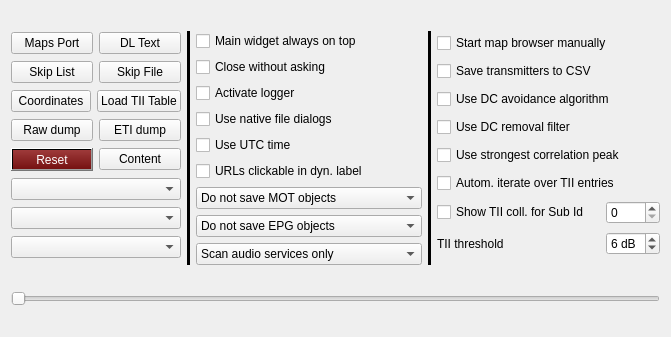
tomneda/DABstar, file src/configuration/configuration.ui: the form before one commit.
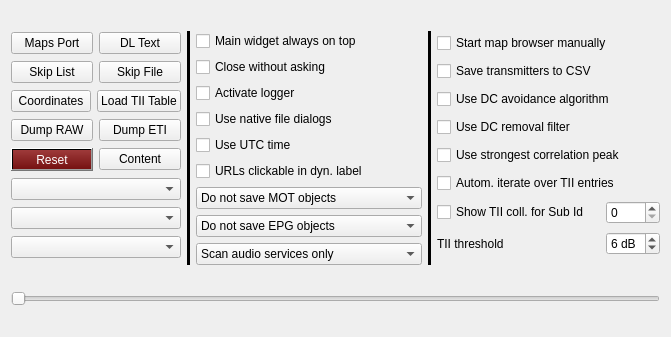
The form after the commit.

Commit message:
Refactor button text handling and removal of unused methods
- Renamed button text strings for clarity and consistency.
- Removed `slot_frame_dump_button_text` and `slot_audio_dump_button_text`.
- Replaced inline styles with `emphasize_pushbutton` helper method.
- Updated all related calls to use the new method.

```diff
--- a/src/configuration/configuration.ui
+++ b/src/configuration/configuration.ui
@@ -101,7 +101,7 @@
             <string>&lt;html&gt;&lt;head/&gt;&lt;body&gt;&lt;p&gt;Push this button to save the raw input. Pushing will cause a menu to appear where a filename can be selected. Please note the big filesizes!&lt;/p&gt;&lt;p&gt;Push again to stop recording. You can reload it by using the file input (*.sdr) option. &lt;/p&gt;&lt;/body&gt;&lt;/html&gt;</string>
            </property>
            <property name="text">
-            <string>Raw dump</string>
+            <string>Dump RAW</string>
            </property>
           </widget>
          </item>
@@ -117,7 +117,7 @@
             <string>&lt;html&gt;&lt;head/&gt;&lt;body&gt;&lt;p&gt;Generate ETI files. &lt;/p&gt;&lt;p&gt;Note that building up an ETI file requires quite some resources.&lt;/p&gt;&lt;p&gt;Touching that button shows a fileselection menu, after selecting a file the content of the ensemble is sent in ETi format to the file. The eti session stops when the eti button is touched again, or switching to another channel.&lt;/p&gt;&lt;p&gt;&lt;br/&gt;&lt;/p&gt;&lt;/body&gt;&lt;/html&gt;</string>
            </property>
            <property name="text">
-            <string>ETI dump</string>
+            <string>Dump ETI</string>
            </property>
           </widget>
          </item>
```
Left out of the diff: 2 changed lines with no effect on the pictures. The commit also changes 3 other files.
